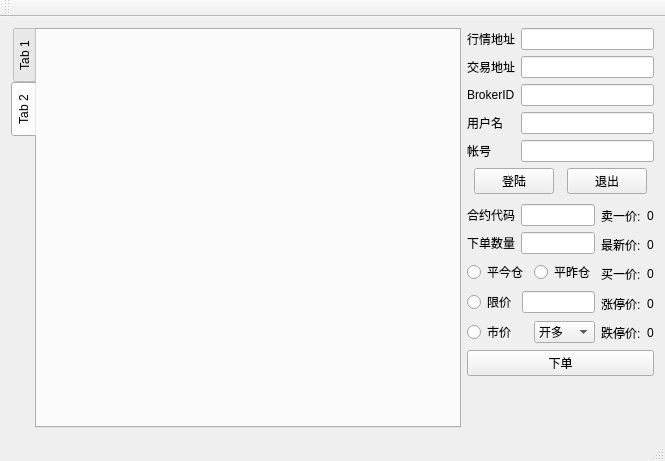
This is mainwindow.ui in EddyXieFalcon/CTP_Qt as Qt 5 draws it before an edit. The edited form follows.
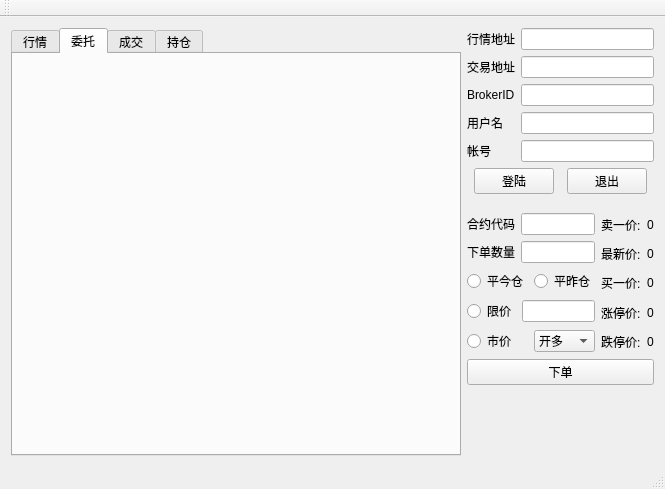
This is the edited form. The open tabs and pages were chosen to show the change.

Commit message: add multi-page widget

The edit to the form file:
```diff
--- a/mainwindow.ui
+++ b/mainwindow.ui
@@ -7,7 +7,7 @@
     <x>0</x>
     <y>0</y>
     <width>665</width>
-    <height>461</height>
+    <height>489</height>
    </rect>
   </property>
   <property name="windowTitle">
@@ -18,19 +18,29 @@
     <item>
      <widget class="QTabWidget" name="tabWidget">
       <property name="tabPosition">
-       <enum>QTabWidget::West</enum>
+       <enum>QTabWidget::North</enum>
       </property>
       <property name="currentIndex">
        <number>1</number>
       </property>
       <widget class="QWidget" name="tab">
        <attribute name="title">
-        <string>Tab 1</string>
+        <string>行情</string>
        </attribute>
       </widget>
       <widget class="QWidget" name="tab_2">
        <attribute name="title">
-        <string>Tab 2</string>
+        <string>委托</string>
+       </attribute>
+      </widget>
+      <widget class="QWidget" name="tab_3">
+       <attribute name="title">
+        <string>成交</string>
+       </attribute>
+      </widget>
+      <widget class="QWidget" name="tab_4">
+       <attribute name="title">
+        <string>持仓</string>
        </attribute>
       </widget>
      </widget>
```
Left out of the diff: 2 changed lines with no effect on the pictures.
